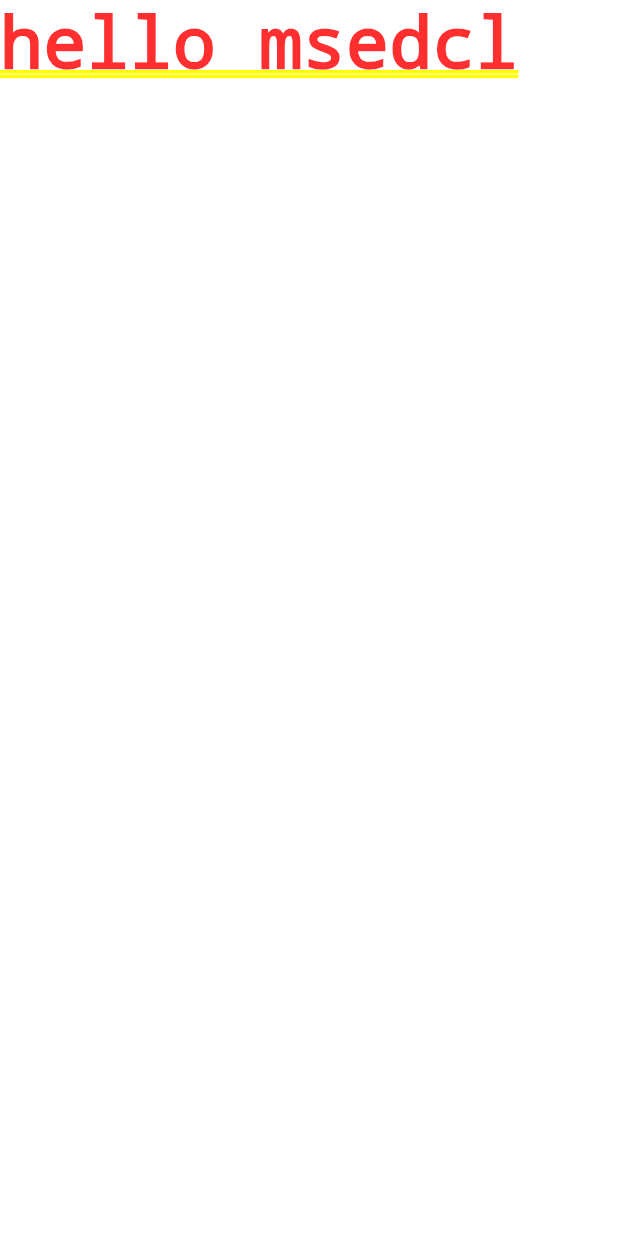
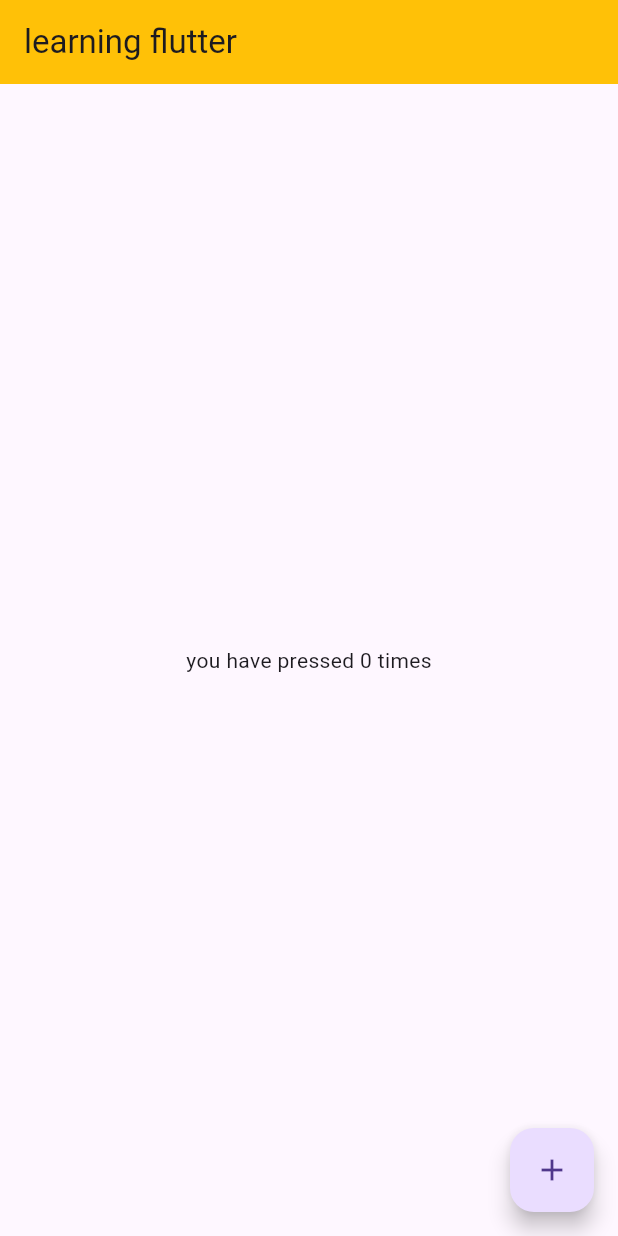
Before and after one commit to abdultanveer/b2msedcl2, a Flutter app: the screen it shows after launch, on a phone screen of 412 x 824 dp. Run offline on Flutter 3.47's test engine with Material 3 defaults, Android fonts, the phone set to English and light mode, and no system bars.

Commit message:
scaffold with floating action btn

```diff
--- a/lib/main.dart
+++ b/lib/main.dart
@@ -12,7 +12,11 @@ class MainApp extends StatelessWidget {
   @override
   Widget build(BuildContext context) {
     return new MaterialApp(
-      home: Text('hello msedcl'),
+      home: Scaffold(
+        appBar: AppBar(title: Text('learning flutter'),backgroundColor: Colors.amber),
+        body: Center(child: Text('you have pressed 0 times' )),
+        floatingActionButton: FloatingActionButton(onPressed: () {  },child: Icon(Icons.add),),
+      )
     );
   }
 }
```
